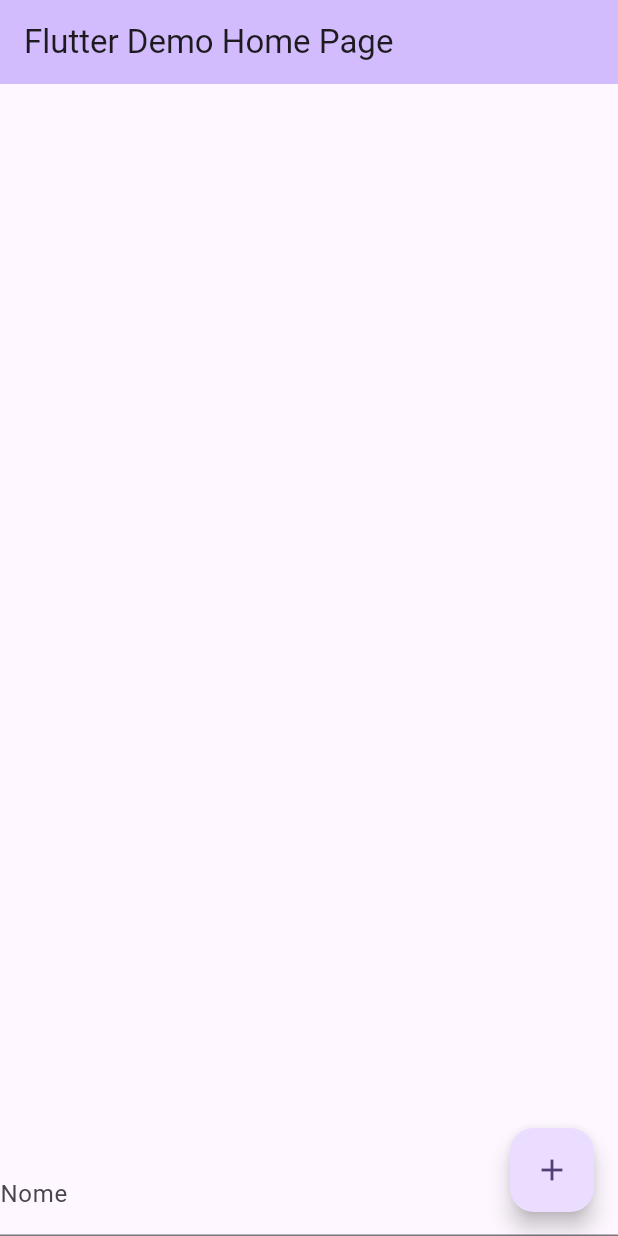
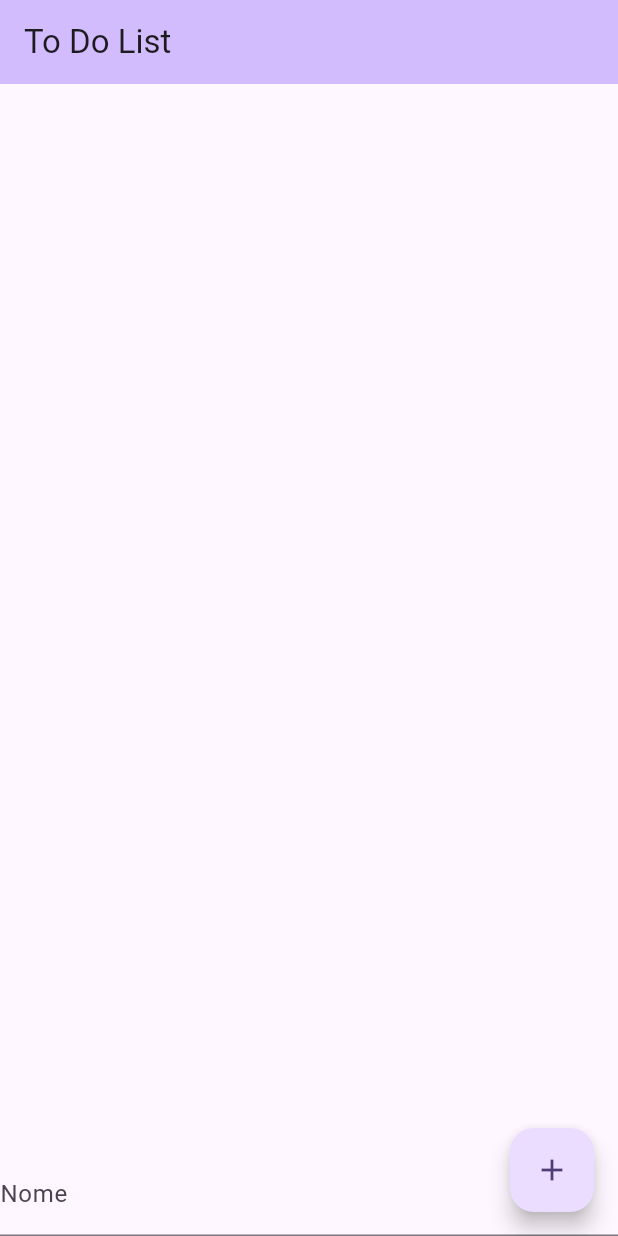
Before and after one commit to BernardoSoder/TaskList-Flutter-Widgets, a Flutter app: the screen it shows after launch, on a phone screen of 412 x 824 dp. Run offline on Flutter 3.47's test engine with Material 3 defaults, Android fonts, the phone set to English and light mode, and no system bars.

Commit message:
Alteração no Título

```diff
--- a/lib/todo.dart
+++ b/lib/todo.dart
@@ -7,12 +7,12 @@ class TodoApp extends StatelessWidget {
   @override
   Widget build(BuildContext context) {
     return MaterialApp(
-      title: 'Flutter Demo',
+      title: 'To Do List',
       theme: ThemeData(
         colorScheme: ColorScheme.fromSeed(seedColor: Colors.deepPurple),
         useMaterial3: true,
       ),
-      home: const MyHomePage(title: 'Flutter Demo Home Page'),
+      home: const MyHomePage(title: 'To Do List'),
     );
   }
 }
```
